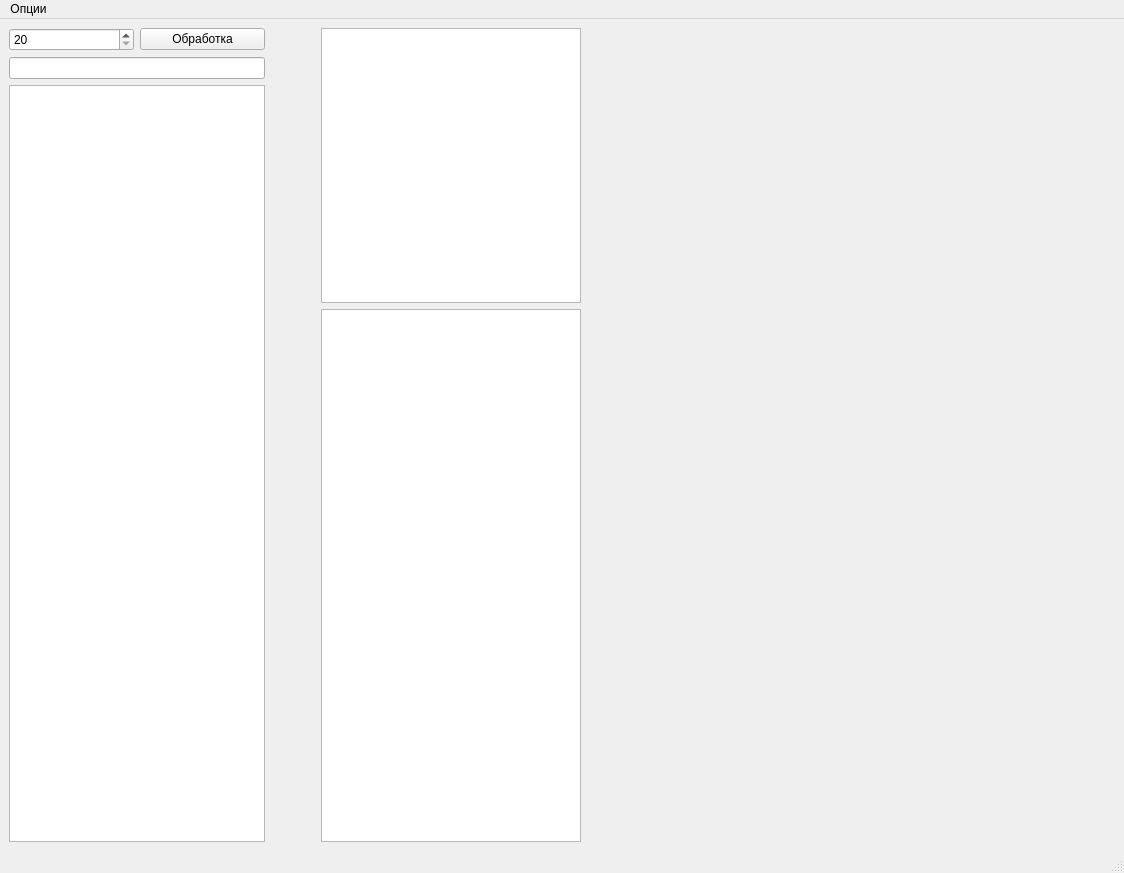
Qt form loadUi.ui (Reivi/PyStatistic2) before a commit.
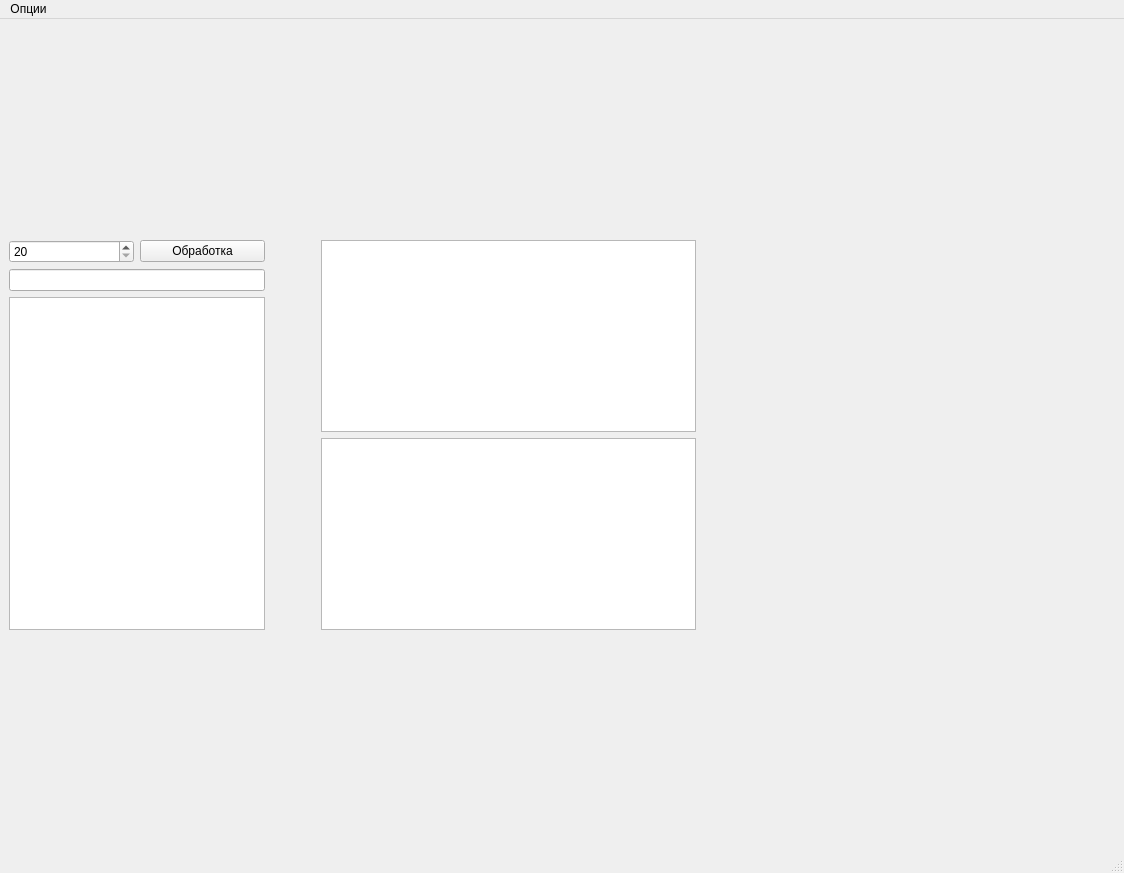
The same form after that commit.

```diff
--- a/loadUi.ui
+++ b/loadUi.ui
@@ -95,7 +95,7 @@
          <widget class="QTableWidget" name="Table_result">
           <property name="minimumSize">
            <size>
-            <width>260</width>
+            <width>375</width>
             <height>0</height>
            </size>
           </property>
@@ -165,7 +165,7 @@
         </property>
         <property name="sizeHint" stdset="0">
          <size>
-          <width>40</width>
+          <width>30</width>
           <height>20</height>
          </size>
         </property>
@@ -174,7 +174,7 @@
      </layout>
     </item>
     <item row="0" column="1">
-     <layout class="QHBoxLayout" name="Widget_Layout"/>
+     <layout class="QVBoxLayout" name="Widget_Layout"/>
     </item>
    </layout>
   </widget>
```
